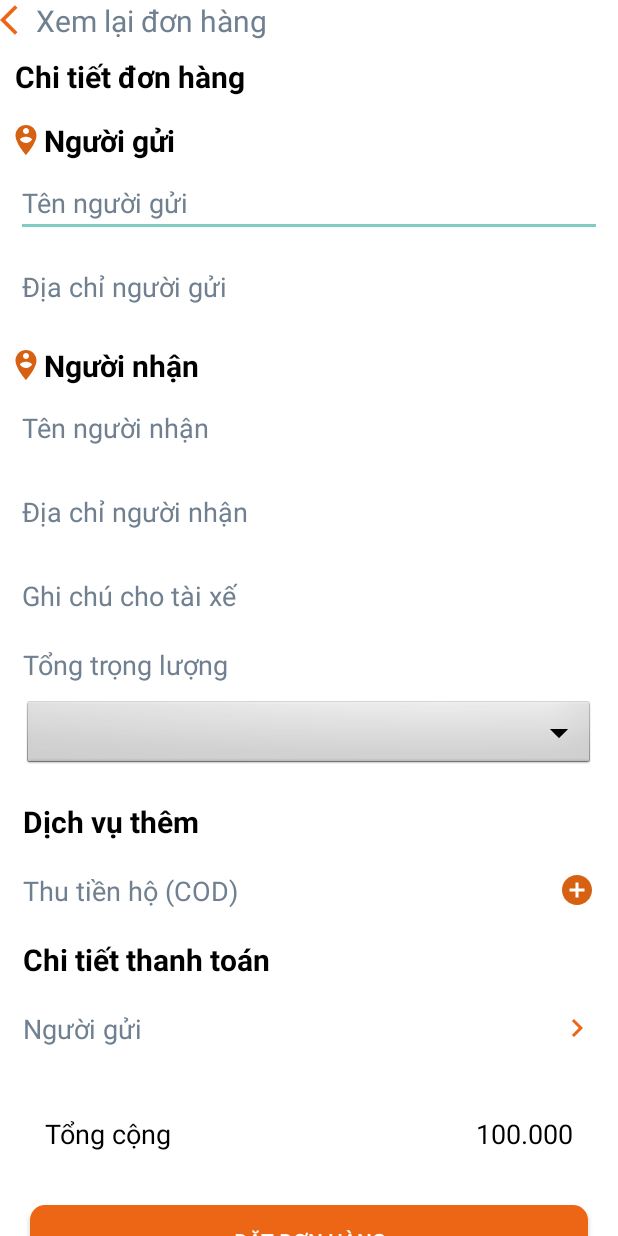
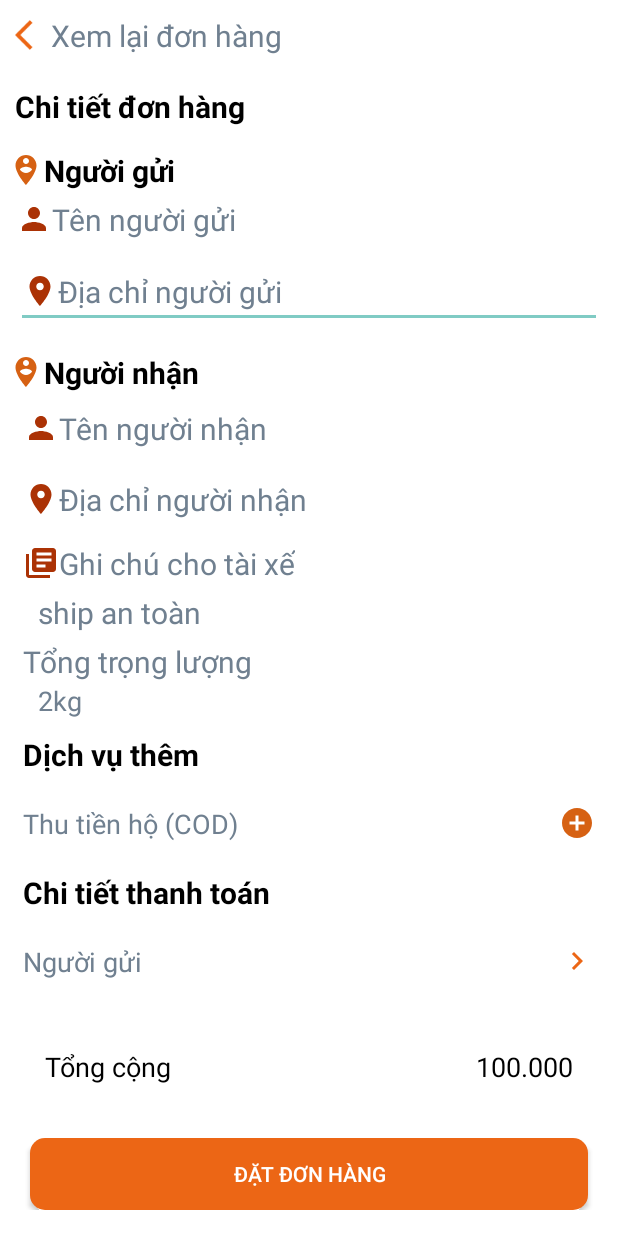
Before and after one commit to quyenphuong/EasyApp, an Android app: the ReBillActivity screen opened directly, with no data from a screen before it, on a phone screen of 412 x 824 dp. Run offline under Robolectric (Android 15) with nearby library versions, the phone set to English and light mode, and no system bars.

Commit message:
Bill acitvity

```diff
--- a/app/src/main/java/com/example/easyapp/feature/ShippingActivity.java
+++ b/app/src/main/java/com/example/easyapp/feature/ShippingActivity.java
@@ -147,65 +147,53 @@ public class ShippingActivity extends AppCompatActivity {
 
 
 
-        TextView callPrice, callNextCodDialog, moneyTogether, callBackTime;
+        TextView callPrice, callNextCodDialog, totalMoney, callBackTime;
         EditText addressShipPrice, addressHomePrice, moneyInput;
         LinearLayout calltime;
         Button billDetailButton, pickUpButton, bookButton, buttonAddMoney;
 
         /////////////////////////////
-        callBackTime = dialog.findViewById(R.id.call_back_time);
+        callBackTime = dialog1.findViewById(R.id.call_back_time);
         callPrice = dialog.findViewById(R.id.call_price);
         callNextCodDialog = dialog.findViewById(R.id.call_next_cod_dialog);
         addressShipPrice = dialog.findViewById(R.id.address_ship_price);
         addressHomePrice = dialog.findViewById(R.id.address_home_price);
         calltime = dialog.findViewById(R.id.call_next_dialog_price);
-        moneyTogether = dialog.findViewById(R.id.money);
+        totalMoney = dialog.findViewById(R.id.money);
         billDetailButton = dialog.findViewById(R.id.bill_detail_button);
-        pickUpButton = dialog.findViewById(R.id.pickup);
-        bookButton = dialog.findViewById(R.id.book);
-        buttonAddMoney = dialog.findViewById(R.id.add_cod_button);
-        moneyInput = dialog.findViewById(R.id.money_input);
+        pickUpButton = dialog1.findViewById(R.id.pickup);
+        bookButton = dialog1.findViewById(R.id.book);
+        buttonAddMoney = dialog2.findViewById(R.id.add_cod_button);
+        moneyInput = dialog2.findViewById(R.id.money_input);
 
         String s1 = addressHome.getText().toString();
         String s2 = addressShip.getText().toString();
         addressHomePrice.setText(s1);
         addressShipPrice.setText(s2);
         ////
-//        buttonAddMoney.setOnClickListener(new View.OnClickListener() {
-//            @Override
-//            public void onClick(View v) {
-//                dialog.dismiss();
-//                dialog.setContentView(R.layout.activity_re_bill);
-//            }
-//        });
-        //////lấy số tiền cod add lên
 
-
-        /////////
-
-
-        //////////
-        //////////// lấy địa chỉ người gửi
-
-//        addressHomePrice.setOnClickListener(new View.OnClickListener() {
-//                @Override
-//                public void onClick(View v) {
-//
-//                }
-//        });
-//
-//
         //////// call back
         calltime.setOnClickListener(new View.OnClickListener() {
             public void onClick(View v) {
 
-                dialog.setContentView(R.layout.layout_dialog_time);
+//                dialog1.setContentView(R.layout.layout_dialog_time);
+                dialog1.show();
             }
         });
         //////// gọi vào COD
         callNextCodDialog.setOnClickListener(new View.OnClickListener() {
             public void onClick(View v) {
-                dialog.setContentView(R.layout.layout_dialog_cod);
+
+//                dialog.setContentView(R.layout.layout_dialog_cod);
+                dialog2.show();
+            }
+        });
+        ///////////
+        buttonAddMoney.setOnClickListener(new View.OnClickListener() {
+
+            @Override
+            public void onClick(View v) {
+                dialog2.dismiss();
             }
         });
         //////// gọi qua chi tiết Bill. Activity khác
@@ -231,23 +219,24 @@ public class ShippingActivity extends AppCompatActivity {
 //                dialog.setContentView(R.layout.price_temp);
 //            }
 //        });
-        //// nhán vô lấy hàng ngay quay lại
-//        pickUpButton.setOnClickListener(new View.OnClickListener() {
-//            public void onClick(View v) {
-//                dialog1.setContentView(R.layout.price_temp);
-//                dialog1.cancel();
-//            }
-//        });
+        // nhán vô lấy hàng ngay quay lại
+        pickUpButton.setOnClickListener(new View.OnClickListener() {
+            public void onClick(View v) {
+                dialog1.dismiss();
+//                dialog.show();
+
+            }
+        });
 
 
         //////////////
         /////////////
         ////////////
         /////////////
-
+//
 //        callNextCodDialog.setOnClickListener(new View.OnClickListener() {
 //            public void onClick(View v) {
-//                dialog.setContentView(R.layout.price_temp);
+//                dialog2.;
 //
 //            }
 //        });
--- a/app/src/main/java/com/example/easyapp/model/ShippingModel.java
+++ b/app/src/main/java/com/example/easyapp/model/ShippingModel.java
@@ -5,7 +5,7 @@ public class ShippingModel {
     private String nameship;
     private String addressship;
     private String noteship;
-    private String totolship;
+    private String totalship;
     private String typeship;
     private String cod;
 
@@ -17,7 +17,7 @@ public class ShippingModel {
         this.nameship = nameship;
         this.addressship = addressship;
         this.noteship = noteship;
-        this.totolship = totolship;
+        this.totalship = totolship;
         this.typeship = typeship;
         this.cod = cod;
     }
@@ -47,11 +47,11 @@ public class ShippingModel {
     }
 
     public String getTotolship() {
-        return totolship;
+        return totalship;
     }
 
     public void setTotolship(String totolship) {
-        this.totolship = totolship;
+        this.totalship = totolship;
     }
 
     public String getTypeship() {
--- a/app/src/main/res/layout/activity_re_bill.xml
+++ b/app/src/main/res/layout/activity_re_bill.xml
@@ -1,5 +1,6 @@
 <?xml version="1.0" encoding="utf-8"?>
 <LinearLayout xmlns:android="http://schemas.android.com/apk/res/android"
+    xmlns:app="http://schemas.android.com/apk/res-auto"
     android:layout_width="match_parent"
     android:layout_height="match_parent"
     android:orientation="vertical"
@@ -12,6 +13,7 @@
         android:text="Xem lại đơn hàng"
         android:textColor="@color/SlateGray"
         android:textSize="20dp"
+        android:layout_margin="10dp"
         android:drawableLeft="@drawable/ic_baseline_back"
 
         />
@@ -48,26 +50,28 @@
                     android:textColor="@color/Black"
                     android:textSize="20dp"
                     android:textStyle="bold"
-                    android:drawableLeft="@drawable/ic_baseline_person_pin_circle_24"/>
+                    app:drawableLeftCompat="@drawable/ic_baseline_person_pin_circle_24" />
 
-                <EditText
+                <TextView
                     android:id="@+id/name_re_bill_customer"
                     android:layout_width="match_parent"
                     android:layout_height="wrap_content"
-                    android:hint="Tên người gửi"
-                    android:textColorHint="@color/SlateGray"
+                    android:text="Tên người gửi"
+                    android:textSize="20sp"
+                    android:textColor="@color/SlateGray"
                     android:layout_margin="5dp"
-                    android:inputType="textVisiblePassword"
+                    app:drawableLeftCompat="@drawable/ic_baseline_person_24"
                     />
 
                 <EditText
                     android:id="@+id/add_re_bill_customer"
                     android:layout_width="match_parent"
                     android:layout_height="wrap_content"
-                    android:hint="Địa chỉ người gửi"
-                    android:textColorHint="@color/SlateGray"
+                    android:text="Địa chỉ người gửi"
+                    android:textSize="20sp"
+                    android:textColor="@color/SlateGray"
                     android:layout_margin="5dp"
-
+                    app:drawableLeftCompat="@drawable/ic_baseline_place_24"
                     />
 
 
@@ -85,34 +89,54 @@
                     android:text="Người nhận"
                     android:textStyle="bold"
                     android:textColor="@color/Black"
-                    android:textSize="20dp"
-                    android:drawableLeft="@drawable/ic_baseline_person_pin_circle_24"/>/>
+                    android:textSize="20sp"
+                    app:drawableLeftCompat="@drawable/ic_baseline_person_pin_circle_24" />
 
-                <EditText
+                <TextView
                     android:id="@+id/name_re_bill_ship"
                     android:layout_width="match_parent"
                     android:layout_height="wrap_content"
-                    android:hint="Tên người nhận"
-                    android:textColorHint="@color/SlateGray"
-                    android:layout_margin="5dp"
+                    android:text="Tên người nhận"
+                    android:textColor="@color/SlateGray"
+                    android:textSize="20sp"
+                    android:layout_margin="10dp"
                     android:inputType="textVisiblePassword"
+                    app:drawableLeftCompat="@drawable/ic_baseline_person_24"
                     />
 
-                <EditText
+                <TextView
                     android:id="@+id/add_re_bill_ship"
                     android:layout_width="match_parent"
                     android:layout_height="wrap_content"
-                    android:hint="Địa chỉ người nhận"
-                    android:textColorHint="@color/SlateGray"
-                    android:layout_margin="5dp"
+                    android:text="Địa chỉ người nhận"
+                    android:textColor="@color/SlateGray"
+                    android:layout_margin="10dp"
+                    android:textSize="20sp"
+                    app:drawableLeftCompat="@drawable/ic_baseline_place_24"
+                    />
 
-                    />
-                <EditText
-                    android:layout_width="match_parent"
-                    android:layout_height="wrap_content"
-                    android:hint="Ghi chú cho tài xế"
-                    android:layout_margin="5dp"
-                    android:textColorHint="@color/SlateGray"/>
+                    <TextView
+                        android:layout_width="wrap_content"
+                        android:layout_height="wrap_content"
+                        android:layout_marginStart="10dp"
+                        android:layout_marginTop="5dp"
+                        android:layout_marginEnd="5dp"
+                        android:layout_marginBottom="5dp"
+                        android:text="Ghi chú cho tài xế"
+                        android:textColor="@color/SlateGray"
+                        android:textSize="20sp"
+                        app:drawableLeftCompat="@drawable/ic_baseline_library_books_24" />
+
+                    <TextView
+                        android:id="@+id/total_money_end"
+                        android:layout_width="wrap_content"
+                        android:layout_height="wrap_content"
+                        android:layout_marginLeft="20dp"
+                        android:text="ship an toàn"
+                        android:textColor="@color/SlateGray"
+                        android:textSize="20sp" />
+
+
 
 
                 <TextView
@@ -120,18 +144,20 @@
                     android:layout_height="wrap_content"
                     android:text="Tổng trọng lượng"
                     android:textColor="@color/SlateGray"
-                    android:textSize="18dp"
+                    android:textSize="20sp"
                     android:layout_marginTop="5dp"
                     android:layout_marginLeft="10dp"
 
                     />
-                <Spinner
-                    android:id="@+id/spinner_kg2"
+                <TextView
+                    android:id="@+id/totol_kg"
+                    android:text="2kg"
+                    android:textSize="18sp"
                     android:layout_width="match_parent"
                     android:layout_height="wrap_content"
-                    android:background="@android:drawable/btn_dropdown"
-                    android:spinnerMode="dropdown"
-                    android:layout_margin="10dp"/>
+                    android:textColor="@color/SlateGray"
+                    android:layout_marginLeft="20dp"
+                    />
 
 
                 <LinearLayout
@@ -144,7 +170,7 @@
                         android:text="Dịch vụ thêm"
                         android:textColor="@color/Black"
                         android:layout_margin="10dp"
-                        android:textSize="20dp"
+                        android:textSize="20sp"
                         android:textStyle="bold"/>
 
                     <TextView
@@ -154,7 +180,7 @@
                         android:text="Thu tiền hộ (COD)"
                         android:layout_margin="10dp"
                         android:textColor="@color/SlateGray"
-                        android:textSize="18dp"
+                        android:textSize="18sp"
                         android:drawableRight="@drawable/ic_baseline_add_circle_24"/>
 
                 </LinearLayout>
--- a/app/src/main/res/layout/price_temp.xml
+++ b/app/src/main/res/layout/price_temp.xml
@@ -93,7 +93,7 @@
     </LinearLayout>
 
     <RelativeLayout
-        android:id="@+id/together_money"
+        android:id="@+id/total_money"
         android:layout_width="match_parent"
         android:layout_height="wrap_content"
         android:layout_margin="20dp">
```
